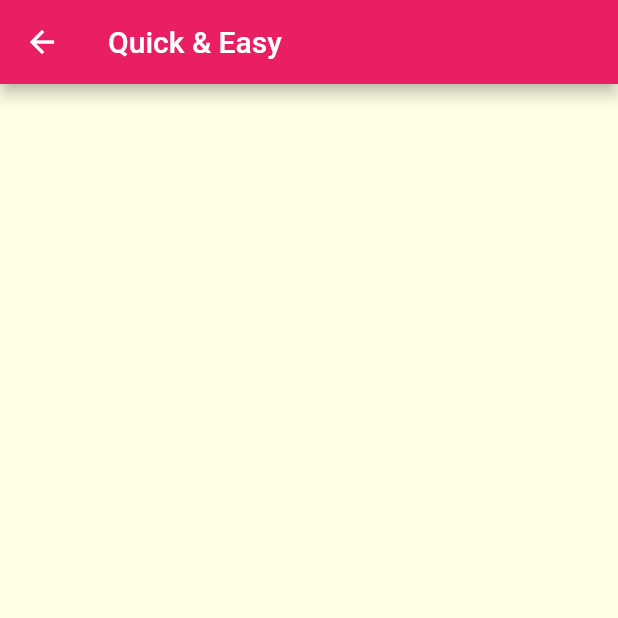
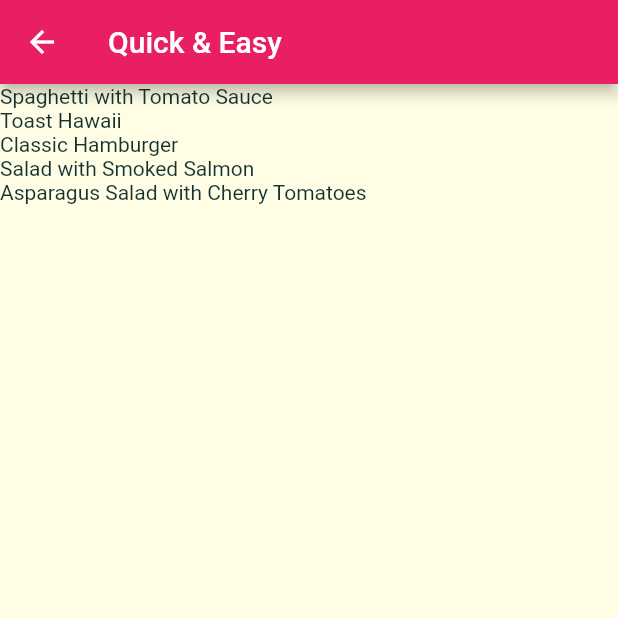
Before and after one commit to irisktaker/mealapp, a Flutter app: the screen it shows after launch, after a tap on "Quick & Easy", on a phone screen of 412 x 824 dp, the top half of it. Run offline on Flutter 3.47's test engine with Material 2 defaults, Android fonts, the phone set to English and light mode, and no system bars.

Commit message:
categoryMeals

```diff
--- a/lib/dummy_data.dart
+++ b/lib/dummy_data.dart
@@ -191,8 +191,8 @@ const DUMMY_MEALS = [
   Meal(
     id: 'm5',
     categories: [
-      'c2'
-          'c5',
+      'c2',
+      'c5',
       'c10',
     ],
     title: 'Salad with Smoked Salmon',
--- a/lib/screens/categories_screen.dart
+++ b/lib/screens/categories_screen.dart
@@ -17,7 +17,7 @@ class CategoriesScreen extends StatelessWidget {
           mainAxisSpacing: 16,
           // mainAxisExtent: 100,
         ),
-        padding: const EdgeInsets.all(20),
+        padding: const EdgeInsets.all(16),
         children: DUMMY_CATEGORIES
             .map((data) => CategoryItem(data.id, data.title, data.color))
             .toList(),
--- a/lib/screens/category_meals_screen.dart
+++ b/lib/screens/category_meals_screen.dart
@@ -1,4 +1,5 @@
 import 'package:flutter/material.dart';
+import '../dummy_data.dart';
 
 class CategoryMealsScreen extends StatefulWidget {
   static const routeName = 'category_meals_screen';
@@ -17,10 +18,19 @@ class _CategoryMealsScreenState extends State<CategoryMealsScreen> {
     final categoryId = routeArg['id'];
     final categoryTitle = routeArg['title'];
 
+    final categoryMeals =
+        DUMMY_MEALS.where((e) => e.categories.contains(categoryId)).toList();
+
     return Scaffold(
       appBar: AppBar(
         title: Text(categoryTitle!),
       ),
+      body: ListView.builder(
+        itemCount: categoryMeals.length,
+        itemBuilder: (ctx, i) {
+          return Text(categoryMeals[i].title);
+        },
+      ),
     );
   }
 }
--- a/lib/widgets/category_item.dart
+++ b/lib/widgets/category_item.dart
@@ -33,6 +33,7 @@ class CategoryItem extends StatelessWidget {
         ),
         child: Text(
           title,
+          textAlign: TextAlign.center,
           style: Theme.of(context).textTheme.caption,
         ),
       ),
```
